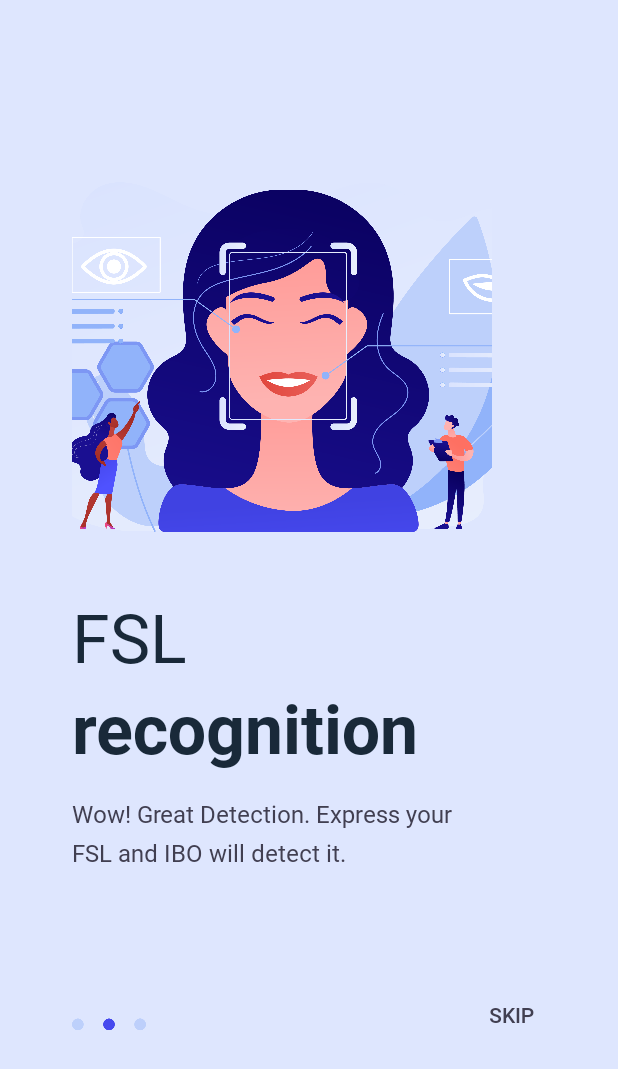
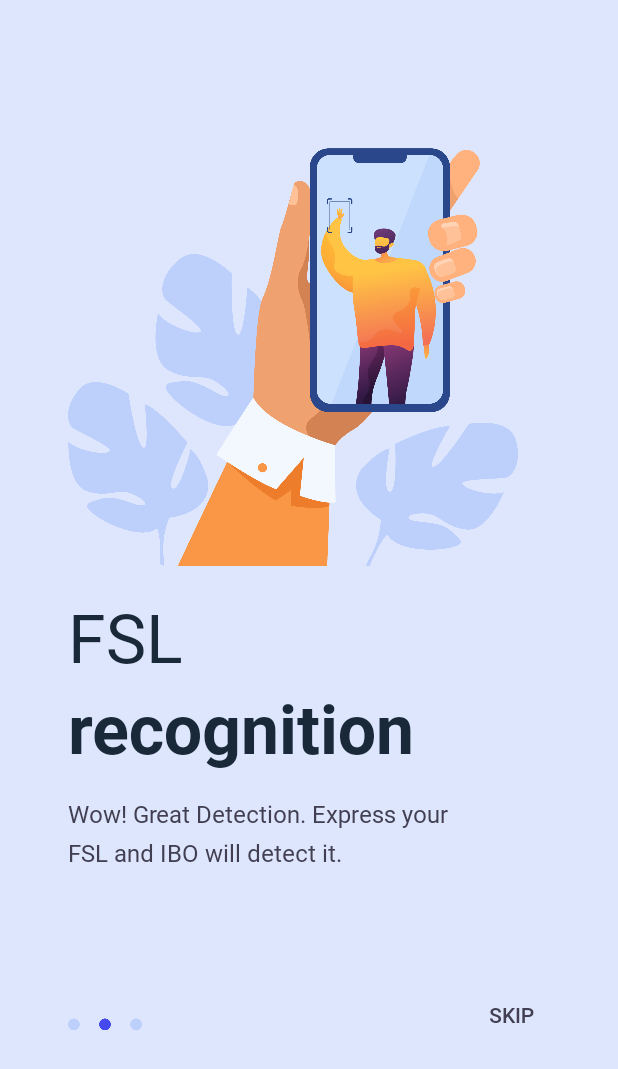
Before and after one commit to maritheygraine/iboFSL, an Android app: the layout activity_on_boarding2.xml on its own in the app's theme, with its tools: preview values and no code run, on a phone screen of 412 x 824 dp. Shown: the top 1069 px of the screen. Run offline under Robolectric (Android 15) with nearby library versions, the phone set to English and light mode, and no system bars.

Commit message:
Changed on-boarding 2 and player view
Removed button for video view

```diff
--- a/app/src/main/res/layout/activity_on_boarding2.xml
+++ b/app/src/main/res/layout/activity_on_boarding2.xml
@@ -22,16 +22,16 @@
 
     <ImageView
         android:id="@+id/ob1_pic"
-        android:layout_width="280dp"
+        android:layout_width="300dp"
         android:layout_height="280dp"
         android:layout_marginStart="33dp"
-        app:layout_constraintVertical_bias="0.18"
-        app:layout_constraintHorizontal_bias="0.15"
         app:layout_constraintBottom_toBottomOf="parent"
         app:layout_constraintEnd_toEndOf="parent"
+        app:layout_constraintHorizontal_bias="0.15"
         app:layout_constraintStart_toStartOf="parent"
         app:layout_constraintTop_toTopOf="parent"
-        app:srcCompat="@drawable/ob_2" />
+        app:layout_constraintVertical_bias="0.18"
+        app:srcCompat="@drawable/ob2_pic_new" />
 
     <TextView
         android:id="@+id/lets"
```
Also changed, not shown: app/src/main/java/com/techknow/bigkas/VideoPlayerFragment.java (+0 -8 lines), app/src/main/res/layout/fragment_video_viewer.xml (+5 -16 lines), app/src/main/res/drawable/ob2_pic_new.png (added).
